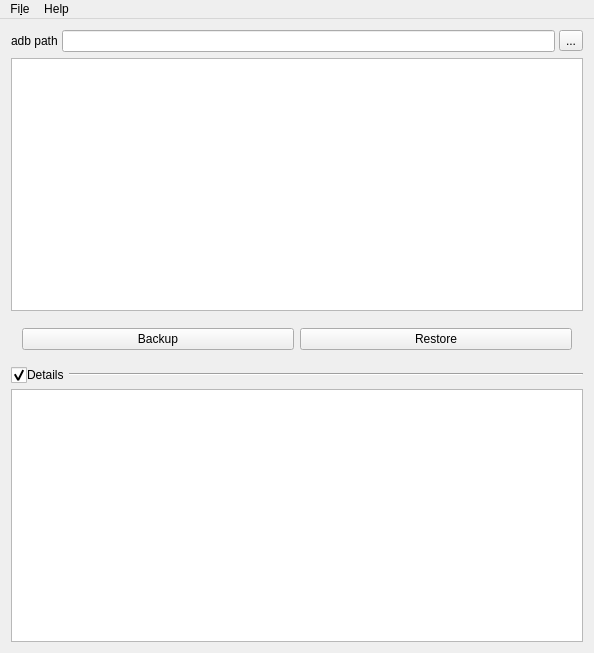
First picture: the form in mainwindow.ui, repository fduraibi/cuteAndroidBackup, before the edit.
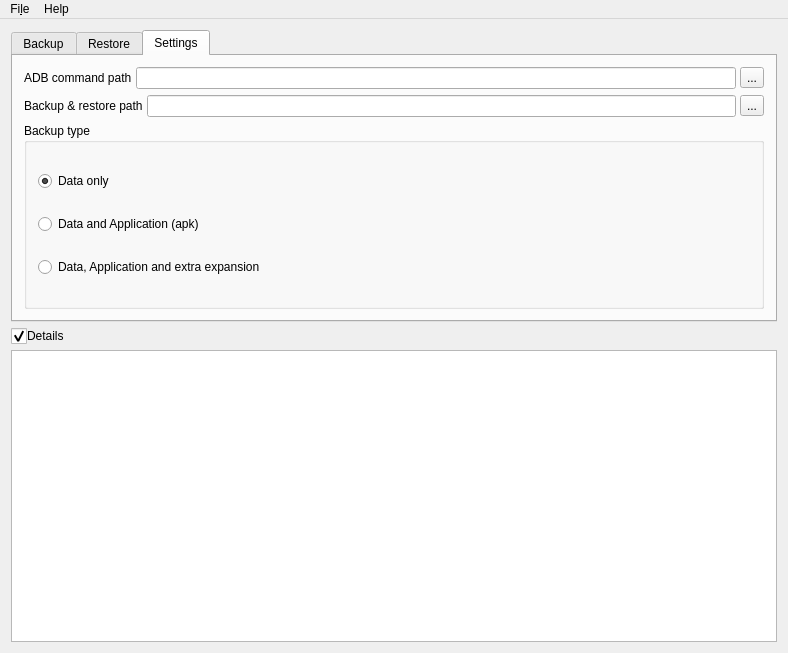
Second picture: the form after the edit. The open tabs and pages were chosen to show the change. Icons and pictures are not drawn.

Commit message: Added Restore and other options

The edit to the form file:
```diff
--- a/mainwindow.ui
+++ b/mainwindow.ui
@@ -6,7 +6,7 @@
    <rect>
     <x>0</x>
     <y>0</y>
-    <width>594</width>
+    <width>788</width>
     <height>653</height>
    </rect>
   </property>
@@ -24,67 +24,38 @@
     <normaloff>:/images/icon.png</normaloff>:/images/icon.png</iconset>
   </property>
   <widget class="QWidget" name="centralWidget">
-   <layout class="QVBoxLayout" name="verticalLayout">
+   <layout class="QVBoxLayout" name="verticalLayout_4">
     <item>
-     <widget class="QFrame" name="frame">
-      <property name="sizePolicy">
-       <sizepolicy hsizetype="Expanding" vsizetype="Fixed">
-        <horstretch>0</horstretch>
-        <verstretch>0</verstretch>
-       </sizepolicy>
+     <widget class="QTabWidget" name="tabWidget">
+      <property name="tabPosition">
+       <enum>QTabWidget::North</enum>
       </property>
-      <property name="frameShape">
-       <enum>QFrame::NoFrame</enum>
+      <property name="tabShape">
+       <enum>QTabWidget::Rounded</enum>
       </property>
-      <property name="frameShadow">
-       <enum>QFrame::Raised</enum>
-      </property>
-      <layout class="QHBoxLayout" name="horizontalLayout_3">
-       <property name="spacing">
-        <number>4</number>
-       </property>
-       <property name="leftMargin">
+      <property name="currentIndex">
         <number>0</number>
        </property>
-       <property name="topMargin">
-        <number>0</number>
-       </property>
-       <property name="rightMargin">
-        <number>0</number>
-       </property>
-       <property name="bottomMargin">
-        <number>0</number>
-       </property>
-       <item>
-        <widget class="QLabel" name="label">
-         <property name="text">
-          <string>adb path</string>
-         </property>
-        </widget>
-       </item>
-       <item>
-        <widget class="QLineEdit" name="lineEdit_adb">
-         <property name="minimumSize">
-          <size>
-           <width>350</width>
-           <height>0</height>
-          </size>
-         </property>
-         <property name="readOnly">
-          <bool>true</bool>
-         </property>
-        </widget>
-       </item>
-       <item>
-        <widget class="QToolButton" name="toolBtn_adb">
-         <property name="text">
-          <string>...</string>
-         </property>
-        </widget>
-       </item>
-      </layout>
-     </widget>
-    </item>
+      <property name="elideMode">
+       <enum>Qt::ElideNone</enum>
+      </property>
+      <property name="documentMode">
+       <bool>false</bool>
+      </property>
+      <property name="tabsClosable">
+       <bool>false</bool>
+      </property>
+      <property name="movable">
+       <bool>false</bool>
+      </property>
+      <property name="tabBarAutoHide">
+       <bool>false</bool>
+      </property>
+      <widget class="QWidget" name="tabBackup">
+       <attribute name="title">
+        <string>Backup</string>
+       </attribute>
+       <layout class="QVBoxLayout" name="verticalLayout_2">
     <item>
      <widget class="QListWidget" name="listApps">
       <property name="selectionMode">
@@ -98,7 +69,7 @@
     <item>
      <widget class="QFrame" name="frame_3">
       <property name="sizePolicy">
-       <sizepolicy hsizetype="Expanding" vsizetype="Fixed">
+           <sizepolicy hsizetype="Preferred" vsizetype="Preferred">
         <horstretch>0</horstretch>
         <verstretch>0</verstretch>
        </sizepolicy>
@@ -110,6 +81,21 @@
        <enum>QFrame::Raised</enum>
       </property>
       <layout class="QHBoxLayout" name="horizontalLayout_2">
+           <property name="spacing">
+            <number>6</number>
+           </property>
+           <property name="leftMargin">
+            <number>0</number>
+           </property>
+           <property name="topMargin">
+            <number>0</number>
+           </property>
+           <property name="rightMargin">
+            <number>0</number>
+           </property>
+           <property name="bottomMargin">
+            <number>0</number>
+           </property>
        <item>
         <widget class="QPushButton" name="btnBackup">
          <property name="text">
@@ -118,33 +104,92 @@
         </widget>
        </item>
        <item>
-        <widget class="QPushButton" name="btnRestore">
+            <widget class="QPushButton" name="btnAppsRefresh">
          <property name="text">
+              <string>Refresh</string>
+             </property>
+            </widget>
+           </item>
+          </layout>
+         </widget>
+        </item>
+       </layout>
+      </widget>
+      <widget class="QWidget" name="tabRestore">
+       <attribute name="title">
           <string>Restore</string>
-         </property>
-        </widget>
-       </item>
-      </layout>
+       </attribute>
+       <layout class="QVBoxLayout" name="verticalLayout_3">
+        <item>
+         <widget class="QListWidget" name="listRestoreApps">
+          <property name="selectionMode">
+           <enum>QAbstractItemView::MultiSelection</enum>
+          </property>
+          <property name="layoutMode">
+           <enum>QListView::SinglePass</enum>
+          </property>
      </widget>
     </item>
     <item>
      <widget class="QFrame" name="frame_2">
-      <property name="sizePolicy">
-       <sizepolicy hsizetype="Expanding" vsizetype="Fixed">
-        <horstretch>0</horstretch>
-        <verstretch>0</verstretch>
-       </sizepolicy>
-      </property>
       <property name="frameShape">
        <enum>QFrame::NoFrame</enum>
       </property>
       <property name="frameShadow">
        <enum>QFrame::Raised</enum>
       </property>
-      <property name="midLineWidth">
-       <number>0</number>
-      </property>
       <layout class="QHBoxLayout" name="horizontalLayout">
+           <property name="leftMargin">
+            <number>0</number>
+           </property>
+           <property name="topMargin">
+            <number>0</number>
+           </property>
+           <property name="rightMargin">
+            <number>0</number>
+           </property>
+           <property name="bottomMargin">
+            <number>0</number>
+           </property>
+           <item>
+            <widget class="QPushButton" name="btnRestore">
+             <property name="text">
+              <string>Restore</string>
+             </property>
+            </widget>
+           </item>
+           <item>
+            <widget class="QPushButton" name="btnRestoreRefresh">
+             <property name="text">
+              <string>Refresh</string>
+             </property>
+            </widget>
+           </item>
+          </layout>
+         </widget>
+        </item>
+       </layout>
+      </widget>
+      <widget class="QWidget" name="tabSettings">
+       <attribute name="title">
+        <string>Settings</string>
+       </attribute>
+       <layout class="QVBoxLayout" name="verticalLayout_5">
+        <item>
+         <widget class="QFrame" name="frame">
+          <property name="sizePolicy">
+           <sizepolicy hsizetype="Expanding" vsizetype="Fixed">
+            <horstretch>0</horstretch>
+            <verstretch>0</verstretch>
+           </sizepolicy>
+          </property>
+          <property name="frameShape">
+           <enum>QFrame::NoFrame</enum>
+          </property>
+          <property name="frameShadow">
+           <enum>QFrame::Raised</enum>
+          </property>
+          <layout class="QHBoxLayout" name="horizontalLayout_3">
        <property name="spacing">
         <number>4</number>
        </property>
@@ -160,6 +205,139 @@
        <property name="bottomMargin">
         <number>0</number>
        </property>
+           <item>
+            <widget class="QLabel" name="label">
+             <property name="text">
+              <string>ADB command path</string>
+             </property>
+            </widget>
+           </item>
+           <item>
+            <widget class="QLineEdit" name="lineEdit_adb">
+             <property name="minimumSize">
+              <size>
+               <width>350</width>
+               <height>0</height>
+              </size>
+             </property>
+             <property name="readOnly">
+              <bool>true</bool>
+             </property>
+            </widget>
+           </item>
+           <item>
+            <widget class="QToolButton" name="btnADBpath">
+             <property name="text">
+              <string>...</string>
+             </property>
+            </widget>
+           </item>
+          </layout>
+         </widget>
+        </item>
+        <item>
+         <widget class="QFrame" name="frame_4">
+          <property name="sizePolicy">
+           <sizepolicy hsizetype="Expanding" vsizetype="Fixed">
+            <horstretch>0</horstretch>
+            <verstretch>0</verstretch>
+           </sizepolicy>
+          </property>
+          <property name="frameShape">
+           <enum>QFrame::NoFrame</enum>
+          </property>
+          <property name="frameShadow">
+           <enum>QFrame::Raised</enum>
+          </property>
+          <layout class="QHBoxLayout" name="horizontalLayout_4">
+           <property name="spacing">
+            <number>4</number>
+           </property>
+           <property name="leftMargin">
+            <number>0</number>
+           </property>
+           <property name="topMargin">
+            <number>0</number>
+           </property>
+           <property name="rightMargin">
+            <number>0</number>
+           </property>
+           <property name="bottomMargin">
+            <number>0</number>
+           </property>
+           <item>
+            <widget class="QLabel" name="label_2">
+             <property name="text">
+              <string>Backup &amp; restore path</string>
+             </property>
+            </widget>
+           </item>
+           <item>
+            <widget class="QLineEdit" name="txtBackupPath">
+             <property name="minimumSize">
+              <size>
+               <width>350</width>
+               <height>0</height>
+              </size>
+             </property>
+             <property name="readOnly">
+              <bool>true</bool>
+             </property>
+            </widget>
+           </item>
+           <item>
+            <widget class="QToolButton" name="btnBackupPath">
+             <property name="text">
+              <string>...</string>
+             </property>
+            </widget>
+           </item>
+          </layout>
+         </widget>
+        </item>
+        <item>
+         <widget class="QGroupBox" name="groupBox">
+          <property name="sizePolicy">
+           <sizepolicy hsizetype="Preferred" vsizetype="Preferred">
+            <horstretch>0</horstretch>
+            <verstretch>0</verstretch>
+           </sizepolicy>
+          </property>
+          <property name="title">
+           <string>Backup type</string>
+          </property>
+          <layout class="QVBoxLayout" name="verticalLayout">
+           <item>
+            <widget class="QRadioButton" name="rbtnBackupDataOnly">
+             <property name="text">
+              <string>Data only</string>
+             </property>
+             <property name="checked">
+              <bool>true</bool>
+             </property>
+            </widget>
+           </item>
+           <item>
+            <widget class="QRadioButton" name="rbtnBackupDataApp">
+             <property name="text">
+              <string>Data and Application (apk)</string>
+             </property>
+            </widget>
+           </item>
+           <item>
+            <widget class="QRadioButton" name="rbtnBackupDataAppExp">
+             <property name="text">
+              <string>Data, Application and extra expansion</string>
+             </property>
+            </widget>
+           </item>
+          </layout>
+         </widget>
+        </item>
+       </layout>
+      </widget>
+     </widget>
+    </item>
        <item>
         <widget class="QCheckBox" name="checkBox_details">
          <property name="sizePolicy">
@@ -202,22 +380,6 @@
         </widget>
        </item>
        <item>
-        <widget class="Line" name="line">
-         <property name="sizePolicy">
-          <sizepolicy hsizetype="Expanding" vsizetype="Maximum">
-           <horstretch>0</horstretch>
-           <verstretch>0</verstretch>
-          </sizepolicy>
-         </property>
-         <property name="orientation">
-          <enum>Qt::Horizontal</enum>
-         </property>
-        </widget>
-       </item>
-      </layout>
-     </widget>
-    </item>
-    <item>
      <widget class="QTextEdit" name="textEdit">
       <property name="sizePolicy">
        <sizepolicy hsizetype="Expanding" vsizetype="Expanding">
@@ -252,8 +414,8 @@
     <rect>
      <x>0</x>
      <y>0</y>
-     <width>594</width>
-     <height>30</height>
+     <width>788</width>
+     <height>23</height>
     </rect>
    </property>
    <widget class="QMenu" name="menuFile">
```
Left out of the diff: 4 changed lines with no effect on the pictures. Lines whose indentation alone changed are shown as unchanged. The commit also changes 2 other files.
